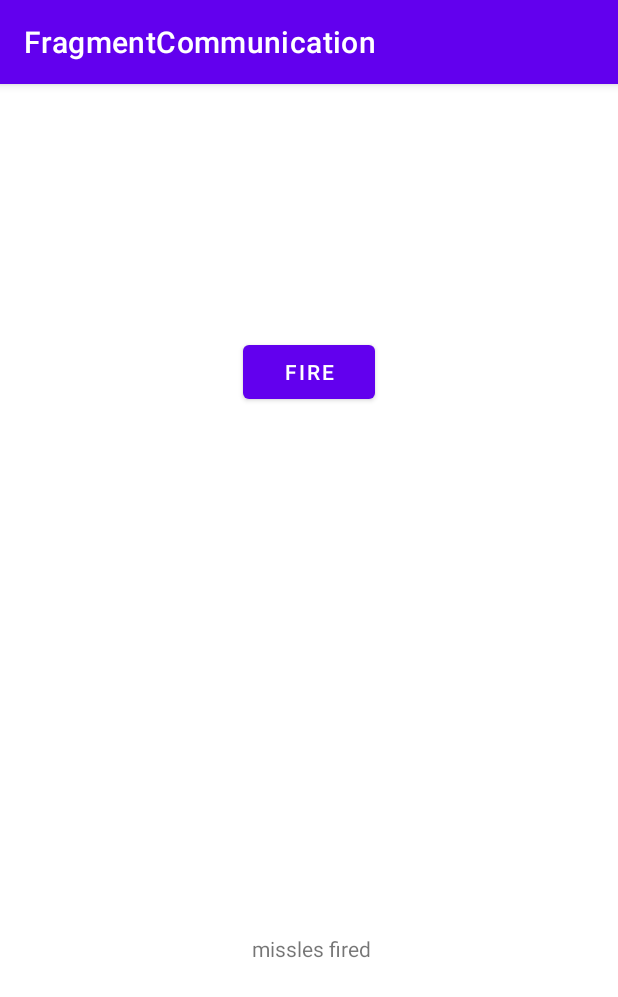
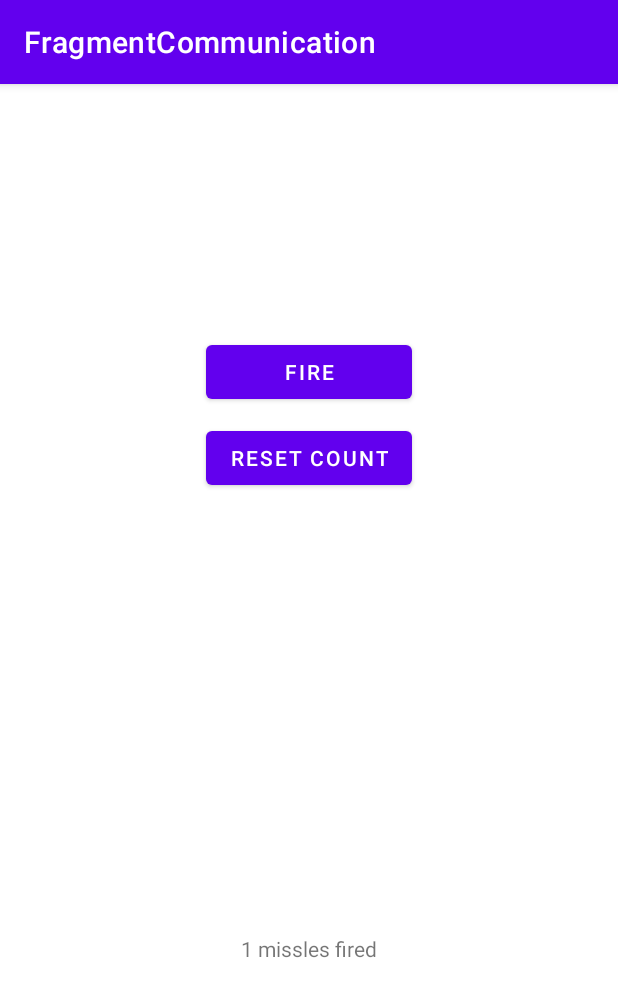
Before and after one commit to 16holson/fragmentCommunication, an Android app: the screen it shows after launch (MainActivity), after a tap on "FIRE", on a phone screen of 412 x 824 dp. Shown: the top 997 px of the screen. Run offline under Robolectric (Android 15) with nearby library versions, the phone set to English and light mode, and no system bars.

Commit message:
Implemented Counter and Reset

```diff
--- a/app/src/main/java/edu/weber/w01311060/fragmentcommunication/CounterFragment.java
+++ b/app/src/main/java/edu/weber/w01311060/fragmentcommunication/CounterFragment.java
@@ -8,6 +8,7 @@ import android.view.LayoutInflater;
 import android.view.View;
 import android.view.ViewGroup;
 import android.widget.TextView;
+import android.widget.Toast;
 
 /**
  * A simple {@link Fragment} subclass.
@@ -78,6 +79,21 @@ public class CounterFragment extends Fragment {
 
     public void showCount()
     {
-        txtCounter.setText(" missles fired");
+        txtCounter.setText(count + " missles fired");
+    }
+
+    public void incrementCount()
+    {
+        count++;
+        showCount();
+    }
+    public void resetCount()
+    {
+        count = 0;
+        showCount();
+
+        Toast toast = Toast.makeText(getContext(), R.string.countReset, Toast.LENGTH_SHORT);
+        toast.show();
+
     }
 }
--- a/app/src/main/java/edu/weber/w01311060/fragmentcommunication/MainActivity.java
+++ b/app/src/main/java/edu/weber/w01311060/fragmentcommunication/MainActivity.java
@@ -9,6 +9,7 @@ import android.util.Log;
 public class MainActivity extends AppCompatActivity implements MissleFragment.OnFireListener{
 
     private FragmentManager fm;
+    private CounterFragment cf;
     @Override
     protected void onCreate(Bundle savedInstanceState) {
         super.onCreate(savedInstanceState);
@@ -26,10 +27,29 @@ public class MainActivity extends AppCompatActivity implements MissleFragment.On
                 .replace(R.id.fragContainerA, new MissleFragment(), "missle")
                 .replace(R.id.fragContainerB, new CounterFragment(), "counter")
                 .commit();
+
     }
 
     public void onFire()
     {
-        Log.d("main", "fire");
+        if(cf == null)
+        {
+            cf = (CounterFragment) fm.findFragmentByTag("counter");
+        }
+        if(cf != null)
+        {
+            cf.incrementCount();
+        }
+    }
+    public void onReset()
+    {
+        if(cf == null)
+        {
+            cf = (CounterFragment) fm.findFragmentByTag("counter");
+        }
+        if(cf != null)
+        {
+            cf.resetCount();
+        }
     }
 }
--- a/app/src/main/java/edu/weber/w01311060/fragmentcommunication/MissleFragment.java
+++ b/app/src/main/java/edu/weber/w01311060/fragmentcommunication/MissleFragment.java
@@ -34,6 +34,7 @@ public class MissleFragment extends Fragment {
     public interface OnFireListener
     {
         void onFire();
+        void onReset();
     }
 
     public MissleFragment() {
@@ -82,6 +83,7 @@ public class MissleFragment extends Fragment {
         try
         {
             mCallBack = (OnFireListener) activity;
+
         }
         catch (ClassCastException e)
         {
@@ -101,10 +103,17 @@ public class MissleFragment extends Fragment {
             @Override
             public void onClick(View view)
             {
-                Log.d("MissleFire", "Fire");
+                mCallBack.onFire();
+            }
+        });
 
-                mCallBack.onFire();
-
+        Button reset = root.findViewById(R.id.btnReset);
+        reset.setOnClickListener(new View.OnClickListener()
+        {
+            @Override
+            public void onClick(View view)
+            {
+                mCallBack.onReset();
             }
         });
     }
--- a/app/src/main/res/layout/fragment_missle.xml
+++ b/app/src/main/res/layout/fragment_missle.xml
@@ -8,11 +8,22 @@
 
     <Button
         android:id="@+id/btnFire"
-        android:layout_width="wrap_content"
+        android:layout_width="0dp"
         android:layout_height="wrap_content"
         android:text="@string/fire"
         app:layout_constraintBottom_toBottomOf="parent"
+        app:layout_constraintEnd_toEndOf="@+id/btnReset"
+        app:layout_constraintStart_toStartOf="@+id/btnReset"
+        app:layout_constraintTop_toTopOf="parent" />
+
+    <Button
+        android:id="@+id/btnReset"
+        android:layout_width="wrap_content"
+        android:layout_height="wrap_content"
+        android:text="@string/reset_count"
+        app:layout_constraintBottom_toBottomOf="parent"
         app:layout_constraintEnd_toEndOf="parent"
         app:layout_constraintStart_toStartOf="parent"
-        app:layout_constraintTop_toTopOf="parent" />
+        app:layout_constraintTop_toBottomOf="@+id/btnFire"
+        app:layout_constraintVertical_bias="0.07999998" />
 </androidx.constraintlayout.widget.ConstraintLayout>
--- a/app/src/main/res/values/strings.xml
+++ b/app/src/main/res/values/strings.xml
@@ -3,4 +3,7 @@
     <!-- TODO: Remove or change this placeholder text -->
     <string name="hello_blank_fragment">Hello blank fragment</string>
     <string name="fire">Fire</string>
+    <string name="reset_count">Reset Count</string>
+    <string name="countReset">Count Reset</string>
+
 </resources>
```
